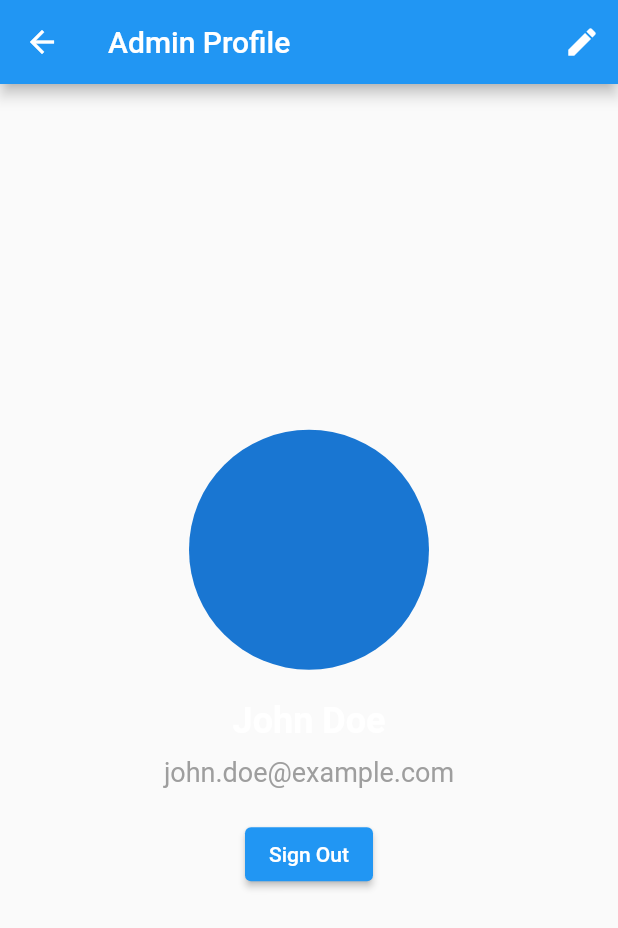
After one commit to Dante0422/Dante0422, a Flutter app: the screen it shows after launch, after a tap on "Admin", after a tap on the "menu" icon, after a tap on "Profile", on a phone screen of 412 x 824 dp. The commit adds this screen. Shown: the top 928 px of the screen. Run offline on Flutter 3.47's test engine with Material 2 defaults, Android fonts, the phone set to English and light mode, and no system bars; our stand-ins replace geolocator, qr_flutter; missing offline and left inert: qr_code_scanner; network calls fail.

Commit message:
updated role display screen

```diff
--- /dev/null
+++ b/lib/admin_profile.dart
@@ -0,0 +1,53 @@
+import 'package:flutter/material.dart';
+
+class ProfileSetting extends StatelessWidget {
+  @override
+  Widget build(BuildContext context) {
+    return Scaffold(
+      appBar: AppBar(
+        title: Text('Admin Profile'),
+        actions: [
+          IconButton(
+            icon: Icon(Icons.edit),
+            onPressed: () {
+              // Implement the edit profile logic here
+            },
+          ),
+        ],
+      ),
+      body: Center(
+        child: Column(
+          mainAxisAlignment: MainAxisAlignment.center,
+          children: [
+            CircleAvatar(
+              radius: 80,
+            ),
+            SizedBox(height: 20),
+            Text(
+              'John Doe',
+              style: TextStyle(
+                fontSize: 24,
+                fontWeight: FontWeight.bold,
+              ),
+            ),
+            SizedBox(height: 10),
+            Text(
+              'john.doe@example.com',
+              style: TextStyle(
+                fontSize: 18,
+                color: Colors.grey,
+              ),
+            ),
+            SizedBox(height: 20),
+            ElevatedButton(
+              onPressed: () {
+                // Implement the button action (e.g., sign out) here
+              },
+              child: Text('Sign Out'),
+            ),
+          ],
+        ),
+      ),
+    );
+  }
+}
--- a/lib/infoform.dart
+++ b/lib/infoform.dart
@@ -196,7 +196,8 @@ class _InfoFormState extends State<InfoForm> {
                   onPressed: () {
                     setState(() {
                       // Build the data for the QR code based on the form inputs
-                      qrData = 'Farm Name: ${farmNameController.text}\n'
+                      qrData =
+                          'http://i2hub.tarc.edu.my:9100/result.html? Farm Name: ${farmNameController.text}\n'
                           'Farm District: ${farmDistrictController.text}\n'
                           'Farm State: $selectedFarmState\n'
                           'Farm Country: $selectedFarmCountry\n'
--- a/lib/main.dart
+++ b/lib/main.dart
@@ -1,12 +1,11 @@
-import 'package:flutter/material.dart';
-import 'package:geolocator/geolocator.dart';
-import 'login.dart';
 import 'home.dart';
 import 'qrcodescanner.dart';
 import 'infoform.dart';
 import 'viewrecord.dart';
 import 'role_selection.dart';
-import 'qrcodescanner.dart';
+import 'admin_profile.dart';
+import 'package:flutter/material.dart';
+import 'package:geolocator/geolocator.dart';
 
 void main() {
   runApp(MyApp());
@@ -18,7 +17,33 @@ class MyApp extends StatefulWidget {
 }
 
 class _MyAppState extends State<MyApp> {
-  String? selectedRole; //Default role for role selection
+  String? selectedRole;
+
+  @override
+  Widget build(BuildContext context) {
+    return MaterialApp(
+      debugShowCheckedModeBanner: false,
+      theme: ThemeData(
+        primarySwatch: Colors.blue,
+        textTheme: Theme.of(context).textTheme.apply(
+              bodyColor: Color.fromARGB(255, 255, 255, 255),
+            ),
+      ),
+      home: selectedRole == null
+          ? RoleSelector()
+          : MainScreen(selectedRole: selectedRole!),
+    );
+  }
+}
+
+//Manages UI display according to the role logged in / signed in
+class RoleSelector extends StatefulWidget {
+  @override
+  _RoleSelectorState createState() => _RoleSelectorState();
+}
+
+class _RoleSelectorState extends State<RoleSelector> {
+  String? selectedRole;
 
   void _updateRole(String newRole) {
     setState(() {
@@ -26,54 +51,17 @@ class _MyAppState extends State<MyApp> {
     });
   }
 
-  int index = 0; // Track the selected tab index
-
-  // Define the screens that correspond to each tab
-  final List<Widget> farmerScreens = [
-    HomeScreen(),
-    QRCodeScanner(),
-    ViewRecord(),
-  ];
-
-  final List<Widget> adminScreens = [
-    HomeScreen(),
-    InfoForm(),
-    ViewRecord(),
-  ];
-
-  // Define the titles for each navigation item
-  final List<String> farmerNavigationTitles = [
-    'Home',
-    'QR Code Scanner',
-    'View Record',
-  ];
-
-  final List<String> adminNavigationTitles = [
-    'Home',
-    'Create QR',
-    'View Record',
-  ];
-
-  List<IconData> adminIcons = [
-    Icons.home,
-    Icons.create,
-    Icons.description,
-  ];
-
-  List<IconData> farmerIcons = [
-    Icons.home,
-    Icons.qr_code,
-    Icons.description,
-  ];
-
-  List<String> getNavigationTitles() {
-    return selectedRole == "Admin"
-        ? adminNavigationTitles
-        : farmerNavigationTitles;
+  @override
+  Widget build(BuildContext context) {
+    return selectedRole == null
+        ? RoleSelect(
+            onRoleSelected: _updateRole,
+          )
+        : MainScreen(selectedRole: selectedRole ?? '');
   }
 
+  //placed here to initialize context of being built concurrently with the role state
   //To handle device permission on obtaining location
-
   Future<bool> _handleLocationPermission() async {
     bool serviceEnabled;
     LocationPermission permission;
@@ -103,36 +91,50 @@ class _MyAppState extends State<MyApp> {
     }
     return true;
   }
+}
+
+class MainScreen extends StatefulWidget {
+  final String selectedRole;
+
+  MainScreen({required this.selectedRole});
+
+  @override
+  _MainScreenState createState() => _MainScreenState();
+}
+
+class _MainScreenState extends State<MainScreen> {
+  int index = 0;
 
   @override
   Widget build(BuildContext context) {
-    List<IconData> icons = selectedRole == "Admin" ? adminIcons : farmerIcons;
-
-    return MaterialApp(
-      debugShowCheckedModeBanner: false,
-      theme: ThemeData(
-        primarySwatch: Colors.blue,
-        textTheme: Theme.of(context).textTheme.apply(
-              bodyColor: Color.fromARGB(255, 255, 255, 255),
-            ),
-      ),
-      // ignore: unnecessary_null_comparison
-      home: selectedRole == null
-          ? RoleSelect(
-              onRoleSelected: (role) {
-                _updateRole(role); // Update the selected role in main.dart
+    return Scaffold(
+      appBar: CustomAppBar(selectedRole: widget.selectedRole),
+      drawer: CustomDrawer(selectedRole: widget.selectedRole),
+      body: MainContent(selectedRole: widget.selectedRole, currentIndex: index),
+      bottomNavigationBar: CustomNavigationBar(
+        selectedRole: widget.selectedRole,
+        currentIndex: index,
+        onIndexChanged: (int newIndex) {
           setState(() {
-                  // Navigate to the appropriate screen based on the selected role
-                  if (role == 'Admin') {
-                    index = 0; // Navigate to the Admin screen
-                  } else if (role == 'Farmer') {
-                    index = 1; // Navigate to the Farmer screen
-                  }
+            index = newIndex;
           });
         },
-            )
-          : Scaffold(
-              appBar: AppBar(
+      ),
+    );
+  }
+}
+
+class CustomAppBar extends StatelessWidget implements PreferredSizeWidget {
+  final String? selectedRole;
+
+  CustomAppBar({required this.selectedRole});
+
+  @override
+  Size get preferredSize => Size.fromHeight(kToolbarHeight);
+
+  @override
+  Widget build(BuildContext context) {
+    return AppBar(
       title: Text(
         selectedRole!,
         style: TextStyle(
@@ -146,40 +148,131 @@ class _MyAppState extends State<MyApp> {
       titleTextStyle: TextStyle(color: Colors.black),
       backgroundColor: Colors.yellow,
       centerTitle: true,
-                leading: IconButton(
+      leading: Builder(
+        builder: (context) {
+          return IconButton(
+            color: const Color.fromARGB(255, 48, 48, 48),
             icon: Icon(Icons.menu),
             onPressed: () {
-                    // Implement your sidebar logic here
+              Scaffold.of(context).openDrawer();
+            },
+          );
         },
       ),
+    );
+  }
+}
+
+class CustomDrawer extends StatelessWidget {
+  final String selectedRole;
+
+  CustomDrawer({required this.selectedRole});
+
+  // Function to handle logout and navigate to the role selection screen
+  void _handleLogout(BuildContext context) {
+    selectedRole == '';
+    Navigator.pushReplacement(
+      context,
+      MaterialPageRoute(
+        builder: (context) =>
+            RoleSelector(), // Navigate back to the role selection screen
       ),
+    );
+  }
 
-              body: selectedRole == 'Admin'
-                  ? adminScreens[index]
-                  : farmerScreens[index], // Show the selected screen
-              bottomNavigationBar: NavigationBarTheme(
-                data: NavigationBarThemeData(
-                  indicatorColor: Colors.blue.shade500,
-                  labelTextStyle: MaterialStateProperty.all(
-                    TextStyle(fontSize: 14, fontWeight: FontWeight.bold),
+  @override
+  Widget build(BuildContext context) {
+    return Drawer(
+      child: ListView(
+        padding: EdgeInsets.zero,
+        children: [
+          UserAccountsDrawerHeader(
+            accountName: Text("Your Name"),
+            accountEmail: Text("youremail@example.com"),
+            currentAccountPicture: CircleAvatar(
+              child: Icon(Icons.person),
             ),
-                  iconTheme: MaterialStateProperty.all(
-                      IconThemeData(color: Colors.white)),
           ),
-                child: NavigationBar(
-                  backgroundColor:
-                      Color(0xFF434343), // Set bottom nav background color
-                  selectedIndex: index,
-                  onDestinationSelected: (index) =>
-                      setState(() => this.index = index),
-                  destinations: [
-                    for (int i = 0; i < getNavigationTitles().length; i++)
-                      NavigationDestination(
-                        icon: Icon(icons[i]),
-                        label: getNavigationTitles()[i],
+          ListTile(
+            leading: Icon(Icons.person),
+            title: Text(
+              'Profile',
+              style: TextStyle(
+                color: Colors.grey,
+              ),
+            ),
+            onTap: () {
+              // Navigate to the profile screen
+              Navigator.of(context).push(MaterialPageRoute(
+                builder: (context) => ProfileSetting(),
+              ));
+            },
+          ),
+          ListTile(
+            leading: Icon(Icons.logout),
+            title: Text(
+              'Sign Out',
+              style: TextStyle(color: Colors.grey),
+            ),
+            onTap: () {
+              //call logout function and update the context for the navigator (popping)
+              _handleLogout(context);
+            },
           ),
         ],
       ),
+    );
+  }
+}
+
+class MainContent extends StatelessWidget {
+  final String selectedRole;
+  final int currentIndex;
+
+  MainContent({required this.selectedRole, required this.currentIndex});
+
+  @override
+  Widget build(BuildContext context) {
+    // Define screens based on selectedRole
+    final List<Widget> screens = selectedRole == 'Admin'
+        ? [HomeScreen(), InfoForm(), ViewRecord()]
+        : [HomeScreen(), QRCodeScanner(), ViewRecord()];
+
+    return screens[currentIndex];
+  }
+}
+
+class CustomNavigationBar extends StatelessWidget {
+  final String selectedRole;
+  final int currentIndex;
+  final Function(int) onIndexChanged;
+
+  CustomNavigationBar({
+    required this.selectedRole,
+    required this.currentIndex,
+    required this.onIndexChanged,
+  });
+
+  @override
+  Widget build(BuildContext context) {
+    // Define navigation items based on selectedRole
+    final List<String> navigationTitles = selectedRole == 'Admin'
+        ? ['Home', 'Create QR', 'View Record']
+        : ['Home', 'QR Code Scanner', 'View Record'];
+
+    // Define icons based on selectedRole
+    final List<IconData> icons = selectedRole == 'Admin'
+        ? [Icons.home, Icons.create, Icons.description]
+        : [Icons.home, Icons.qr_code, Icons.description];
+
+    return BottomNavigationBar(
+      currentIndex: currentIndex,
+      onTap: onIndexChanged,
+      items: List.generate(
+        navigationTitles.length,
+        (index) => BottomNavigationBarItem(
+          icon: Icon(icons[index]),
+          label: navigationTitles[index],
         ),
       ),
     );
--- a/lib/role_selection.dart
+++ b/lib/role_selection.dart
@@ -1,4 +1,5 @@
 import 'package:flutter/material.dart';
+import 'login.dart';
 
 class RoleSelect extends StatefulWidget {
   final Function(String) onRoleSelected;
@@ -20,7 +21,7 @@ class RoleSelectState extends State<RoleSelect> {
             children: [
               Container(
                 alignment: Alignment.center,
-                padding: EdgeInsets.symmetric(vertical: 20.0),
+                padding: EdgeInsets.symmetric(vertical: 100.0),
                 child: Text(
                   'Select user type',
                   style: TextStyle(
@@ -35,6 +36,13 @@ class RoleSelectState extends State<RoleSelect> {
                 child: ElevatedButton(
                   onPressed: () {
                     widget.onRoleSelected("Admin");
+                    Navigator.push(
+                        context,
+                        MaterialPageRoute(
+                          builder: (context) => LoginScreen(
+                            selectedRole: 'Admin',
+                          ),
+                        ));
                   },
                   style: ElevatedButton.styleFrom(
                     primary: const Color.fromARGB(255, 180, 180, 180),
@@ -78,6 +86,13 @@ class RoleSelectState extends State<RoleSelect> {
                 child: ElevatedButton(
                   onPressed: () {
                     widget.onRoleSelected("Farmer");
+                    Navigator.push(
+                        context,
+                        MaterialPageRoute(
+                          builder: (context) => LoginScreen(
+                            selectedRole: 'Farmer',
+                          ),
+                        ));
                   },
                   style: ElevatedButton.styleFrom(
                     primary: const Color.fromARGB(255, 180, 180, 180),
```
Also changed, not shown: lib/farmer_profile.dart (added, +53 -0 lines), lib/login.dart (+23 -5 lines). Lines whose indentation alone changed are shown as unchanged.
